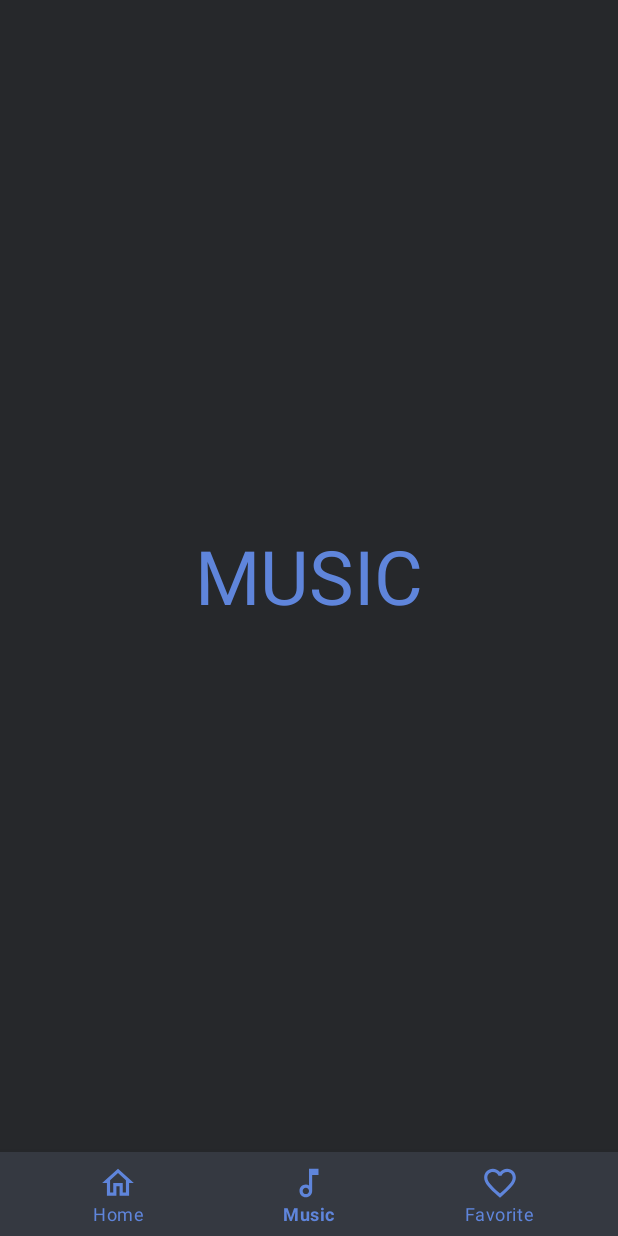
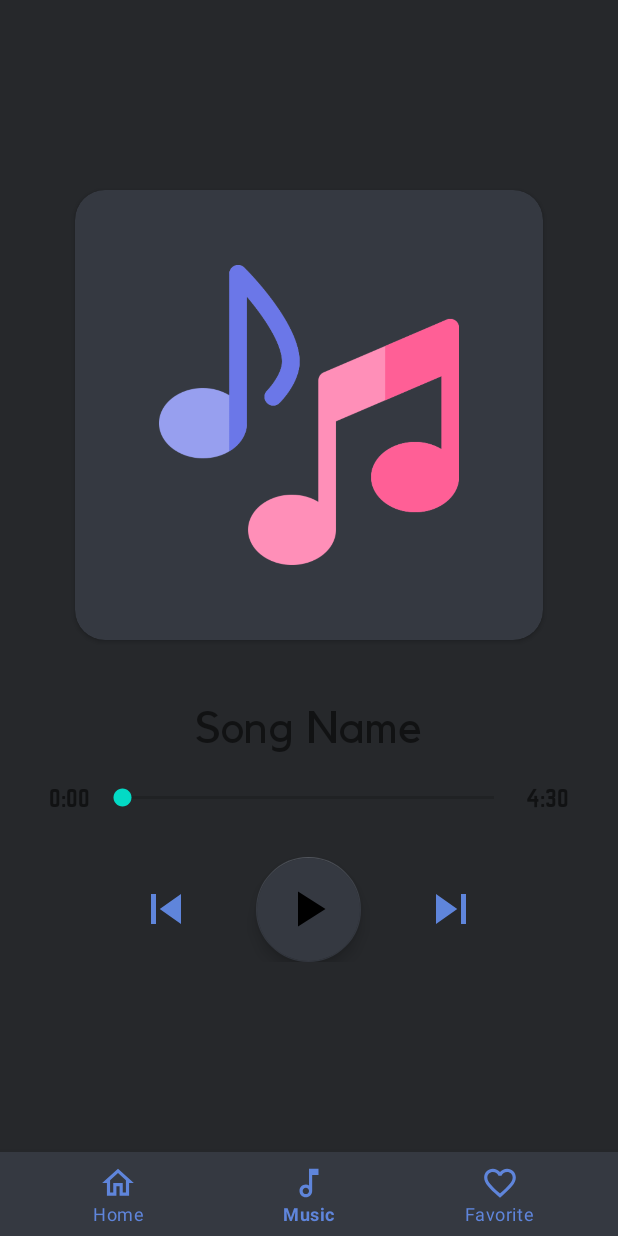
Before and after one commit to vishal2376/Cocaine, an Android app: the screen it shows after launch (MainActivity), item 2 of the bottom bar chosen, on a phone screen of 412 x 824 dp. Run offline under Robolectric (Android 15) with nearby library versions, the phone set to English and light mode, and no system bars.

Commit message:
music layout created

```diff
--- a/app/src/main/res/layout/fragment_music.xml
+++ b/app/src/main/res/layout/fragment_music.xml
@@ -1,19 +1,114 @@
 <?xml version="1.0" encoding="utf-8"?>
 <LinearLayout xmlns:android="http://schemas.android.com/apk/res/android"
+    xmlns:app="http://schemas.android.com/apk/res-auto"
     xmlns:tools="http://schemas.android.com/tools"
     android:layout_width="match_parent"
     android:layout_height="match_parent"
+    android:background="@color/primaryDark"
+    android:gravity="center"
     android:orientation="vertical"
-    android:gravity="center"
-    android:background="@color/primaryDark"
     tools:context=".fragments.FavoriteFragment">
 
-    <!-- TODO: Update blank fragment layout -->
-    <TextView
+    <!--    header-->
+
+
+    <!--    current song image-->
+    <androidx.cardview.widget.CardView
+        android:layout_width="wrap_content"
+        android:layout_height="300dp"
+        android:layout_marginHorizontal="50dp"
+        app:cardBackgroundColor="@color/primary"
+        app:cardCornerRadius="20dp">
+
+        <ImageView
+            android:id="@+id/imgCurrentSong"
+            android:layout_width="wrap_content"
+            android:layout_height="wrap_content"
+            android:layout_margin="50dp"
+            android:src="@drawable/logo" />
+
+    </androidx.cardview.widget.CardView>
+
+    <!--    song info-->
+    <LinearLayout
+        android:layout_width="match_parent"
+        android:layout_height="wrap_content"
+        android:layout_marginTop="40dp"
+        android:gravity="center"
+        android:paddingHorizontal="30dp">
+
+
+        <TextView
+            android:id="@+id/tvSongName"
+            android:layout_width="wrap_content"
+            android:layout_height="wrap_content"
+            android:fontFamily="@font/kollektif"
+            android:text="Song Name"
+            android:textSize="30sp" />
+
+    </LinearLayout>
+
+    <!--    seek bar-->
+    <LinearLayout
+        android:layout_width="match_parent"
+        android:layout_height="wrap_content"
+        android:layout_marginTop="20dp"
+        android:gravity="center">
+
+        <TextView
+            android:id="@+id/tvCurrentDuration"
+            android:layout_width="wrap_content"
+            android:layout_height="wrap_content"
+            android:fontFamily="@font/norwester"
+            android:text="0:00"
+            android:textSize="15sp" />
+
+        <SeekBar
+            android:layout_width="280dp"
+            android:layout_height="wrap_content"
+            android:layout_marginHorizontal="5dp" />
+
+        <TextView
+            android:id="@+id/tvTotalDuration"
+            android:layout_width="wrap_content"
+            android:layout_height="wrap_content"
+            android:fontFamily="@font/norwester"
+            android:text="4:30"
+            android:textSize="15sp" />
+    </LinearLayout>
+
+    <!--player  options  -->
+    <LinearLayout
         android:layout_width="wrap_content"
         android:layout_height="wrap_content"
-        android:text="MUSIC"
-        android:textColor="@color/colorAccentDark"
-        android:textSize="50sp"/>
+        android:layout_marginTop="30dp"
+        android:gravity="center">
+
+        <ImageView
+            android:id="@+id/imgPrevious"
+            android:layout_width="40dp"
+            android:layout_height="40dp"
+            android:src="@drawable/ic_skip_previous" />
+
+        <com.google.android.material.floatingactionbutton.FloatingActionButton
+            android:id="@+id/fabPlayPause"
+            android:layout_width="wrap_content"
+            android:layout_height="wrap_content"
+            android:layout_marginHorizontal="40dp"
+            android:clickable="true"
+            android:focusable="true"
+            android:src="@drawable/ic_play"
+            app:backgroundTint="@color/primary"
+            app:fabCustomSize="70dp"
+            app:maxImageSize="40dp" />
+
+        <ImageView
+            android:id="@+id/imgNext"
+            android:layout_width="40dp"
+            android:layout_height="40dp"
+            android:src="@drawable/ic_skip_next" />
+
+
+    </LinearLayout>
 
 </LinearLayout>
```
